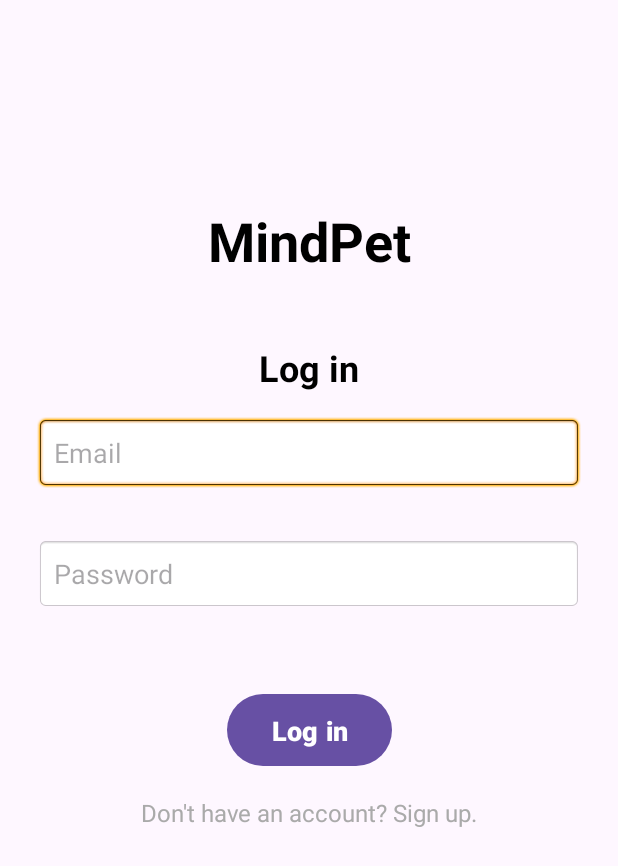
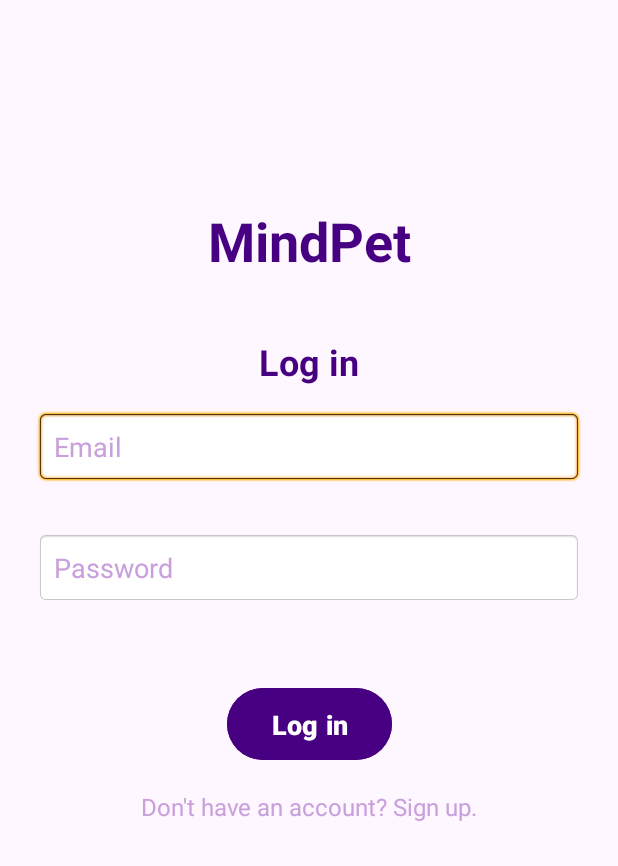
Before and after one commit to MargineanMiruna-Elena/MindPet, an Android app: the screen it shows after launch (LoginActivity), on a phone screen of 412 x 824 dp. Shown: the top 866 px of the screen. Run offline under Robolectric (Android 15) with nearby library versions, the phone set to English and light mode, and no system bars; our stand-ins replace Dagger/Hilt's generated code, Firebase (no records; nobody signed in at launch, a user with empty details on screens opened directly).

Commit message:
some color changes

```diff
--- a/app/src/main/res/layout/activity_homepage.xml
+++ b/app/src/main/res/layout/activity_homepage.xml
@@ -25,7 +25,7 @@
             android:layout_width="wrap_content"
             android:layout_height="wrap_content"
             android:text="Home"
-            android:textColor="@color/black"
+            android:textColor="@color/indigo"
             android:textSize="26sp"
             android:textStyle="bold" />
 
@@ -59,7 +59,7 @@
                 android:layout_height="wrap_content"
                 android:layout_marginTop="12dp"
                 android:text="Pet Name"
-                android:textColor="@color/black"
+                android:textColor="@color/indigo"
                 android:textSize="26sp"
                 android:textStyle="bold"
                 app:layout_constraintEnd_toEndOf="parent"
--- a/app/src/main/res/layout/activity_login.xml
+++ b/app/src/main/res/layout/activity_login.xml
@@ -13,7 +13,7 @@
         android:gravity="center"
         android:padding="24dp"
         android:text="MindPet"
-        android:textColor="@android:color/black"
+        android:textColor="@color/indigo"
         android:textSize="36sp"
         android:textStyle="bold"
         app:layout_constraintEnd_toEndOf="parent"
@@ -25,10 +25,10 @@
         android:id="@+id/loginSubtitleTextView"
         android:layout_width="0dp"
         android:layout_height="wrap_content"
-        android:layout_marginTop="20dp"
+        android:layout_marginTop="16dp"
         android:gravity="center"
         android:text="Log in"
-        android:textColor="@android:color/black"
+        android:textColor="@color/indigo"
         android:textSize="24sp"
         android:textStyle="bold"
         app:layout_constraintEnd_toEndOf="parent"
@@ -43,6 +43,8 @@
         android:layout_marginTop="16dp"
         android:background="@android:drawable/editbox_background"
         android:hint="Email"
+        android:textColor="@color/indigo"
+        android:textColorHint="@color/wisteria"
         android:inputType="textEmailAddress"
         android:padding="12dp"
         app:layout_constraintEnd_toEndOf="parent"
@@ -57,6 +59,8 @@
         android:layout_marginTop="32dp"
         android:background="@android:drawable/editbox_background"
         android:hint="Password"
+        android:textColor="@color/indigo"
+        android:textColorHint="@color/wisteria"
         android:inputType="textPassword"
         android:padding="12dp"
         app:layout_constraintEnd_toEndOf="parent"
@@ -71,6 +75,7 @@
         android:layout_marginTop="52dp"
         android:padding="12dp"
         android:text="Log in"
+        android:backgroundTint="@color/indigo"
         android:textSize="18sp"
         android:textStyle="bold"
         app:layout_constraintEnd_toEndOf="parent"
@@ -83,7 +88,7 @@
         android:layout_height="wrap_content"
         android:text="Don't have an account? Sign up."
         android:textSize="16sp"
-        android:textColor="@android:color/darker_gray"
+        android:textColor="@color/wisteria"
         app:layout_constraintTop_toBottomOf="@id/loginButton"
         app:layout_constraintStart_toStartOf="parent"
         app:layout_constraintEnd_toEndOf="parent"
```
Also changed, not shown: app/src/main/res/layout/activity_choose_pet.xml (+56 -57 lines), app/src/main/res/layout/activity_signup.xml (+6 -5 lines).
